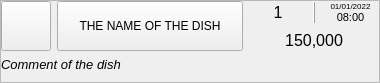
Old version of the form Waiter/dishitem.ui in the repository End1-1/Cafe5.
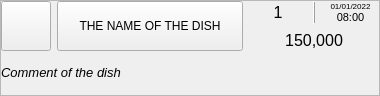
New version of the form. Icons and pictures are not drawn. Custom widgets are drawn as their Qt base class.

The edit to the form file:
```diff
--- a/Waiter/dishitem.ui
+++ b/Waiter/dishitem.ui
@@ -7,7 +7,7 @@
     <x>0</x>
     <y>0</y>
     <width>380</width>
-    <height>83</height>
+    <height>96</height>
    </rect>
   </property>
   <property name="sizePolicy">
@@ -79,7 +79,17 @@
         <property name="sizeConstraint">
          <enum>QLayout::SetMinimumSize</enum>
         </property>
-        <item row="1" column="0">
+        <item row="4" column="0">
+         <widget class="QWidget" name="wmodificators" native="true">
+          <property name="sizePolicy">
+           <sizepolicy hsizetype="Preferred" vsizetype="Minimum">
+            <horstretch>0</horstretch>
+            <verstretch>0</verstretch>
+           </sizepolicy>
+          </property>
+         </widget>
+        </item>
+        <item row="2" column="0">
          <widget class="QLabel" name="lbComment">
           <property name="sizePolicy">
            <sizepolicy hsizetype="Preferred" vsizetype="Minimum">
@@ -101,7 +111,32 @@
           </property>
          </widget>
         </item>
-        <item row="0" column="0">
+        <item row="2" column="1">
+         <widget class="QLabel" name="lbEmarks">
+          <property name="minimumSize">
+           <size>
+            <width>30</width>
+            <height>30</height>
+           </size>
+          </property>
+          <property name="maximumSize">
+           <size>
+            <width>30</width>
+            <height>30</height>
+           </size>
+          </property>
+          <property name="text">
+           <string/>
+          </property>
+          <property name="pixmap">
+           <pixmap resource="../resources/res.qrc">:/qrcode.png</pixmap>
+          </property>
+          <property name="scaledContents">
+           <bool>true</bool>
+          </property>
+         </widget>
+        </item>
+        <item row="0" column="0" colspan="2">
          <widget class="QWidget" name="wrow1" native="true">
           <property name="sizePolicy">
            <sizepolicy hsizetype="Preferred" vsizetype="Minimum">
@@ -274,16 +309,6 @@
           </layout>
          </widget>
         </item>
-        <item row="2" column="0">
-         <widget class="QWidget" name="wmodificators" native="true">
-          <property name="sizePolicy">
-           <sizepolicy hsizetype="Preferred" vsizetype="Minimum">
-            <horstretch>0</horstretch>
-            <verstretch>0</verstretch>
-           </sizepolicy>
-          </property>
-         </widget>
-        </item>
        </layout>
       </item>
      </layout>
```
Left out of the diff: 21 changed lines with no effect on the pictures.
